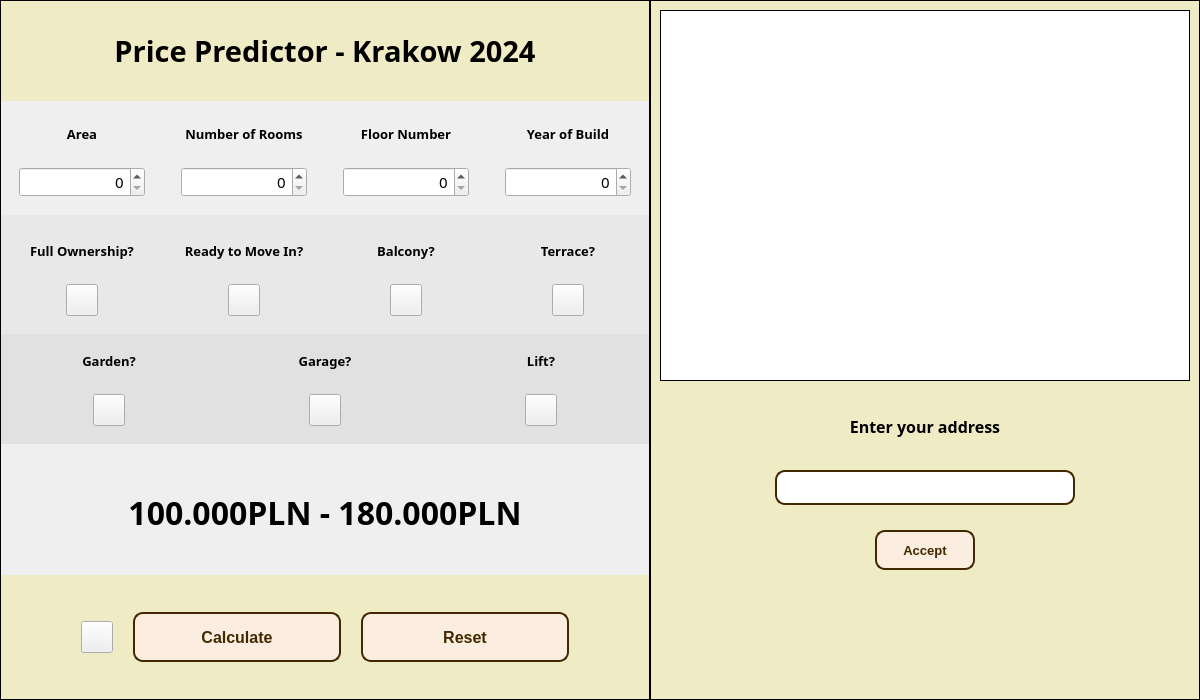
Above: assets/UI/mainwindow_krk.ui from milonpabis/price-predictor-poland2024 before the change. Below: the same form after it.
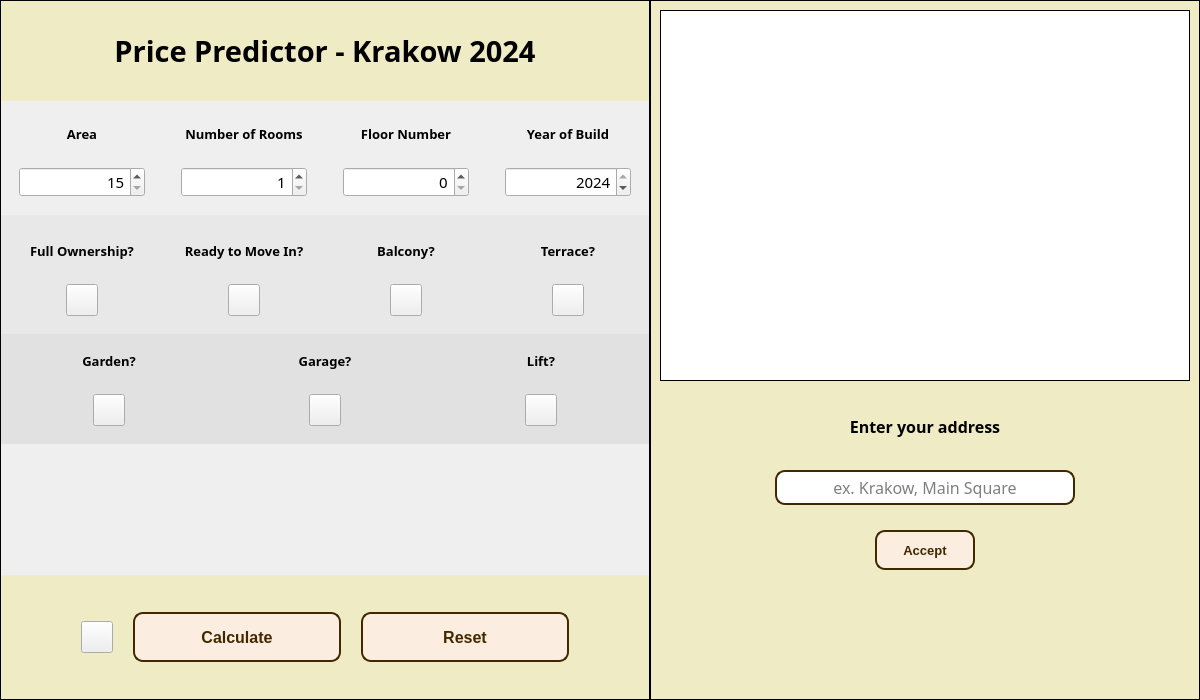
That is the form after the change. Icons and pictures are not drawn.

Diff of the .ui file:
```diff
--- a/assets/UI/mainwindow_krk.ui
+++ b/assets/UI/mainwindow_krk.ui
@@ -241,6 +241,12 @@
                      <property name="alignment">
                       <set>Qt::AlignRight|Qt::AlignTrailing|Qt::AlignVCenter</set>
                      </property>
+                     <property name="minimum">
+                      <number>15</number>
+                     </property>
+                     <property name="maximum">
+                      <number>100</number>
+                     </property>
                     </widget>
                    </item>
                   </layout>
@@ -313,6 +319,12 @@
                      <property name="alignment">
                       <set>Qt::AlignRight|Qt::AlignTrailing|Qt::AlignVCenter</set>
                      </property>
+                     <property name="minimum">
+                      <number>1</number>
+                     </property>
+                     <property name="maximum">
+                      <number>4</number>
+                     </property>
                     </widget>
                    </item>
                   </layout>
@@ -457,6 +469,15 @@
                      <property name="alignment">
                       <set>Qt::AlignRight|Qt::AlignTrailing|Qt::AlignVCenter</set>
                      </property>
+                     <property name="minimum">
+                      <number>1851</number>
+                     </property>
+                     <property name="maximum">
+                      <number>2024</number>
+                     </property>
+                     <property name="value">
+                      <number>2024</number>
+                     </property>
                     </widget>
                    </item>
                   </layout>
@@ -1232,7 +1253,7 @@
                    </font>
                   </property>
                   <property name="text">
-                   <string>100.000PLN - 180.000PLN</string>
+                   <string/>
                   </property>
                   <property name="alignment">
                    <set>Qt::AlignCenter</set>
@@ -1528,12 +1549,18 @@
                 <string notr="true">border-radius: 10px;
 border: 2px solid #422800;</string>
                </property>
+               <property name="text">
+                <string/>
+               </property>
                <property name="frame">
                 <bool>false</bool>
                </property>
                <property name="alignment">
                 <set>Qt::AlignCenter</set>
                </property>
+               <property name="placeholderText">
+                <string>ex. Krakow, Main Square</string>
+               </property>
               </widget>
              </item>
             </layout>
```
Left out of the diff: 3 changed lines with no effect on the pictures.
